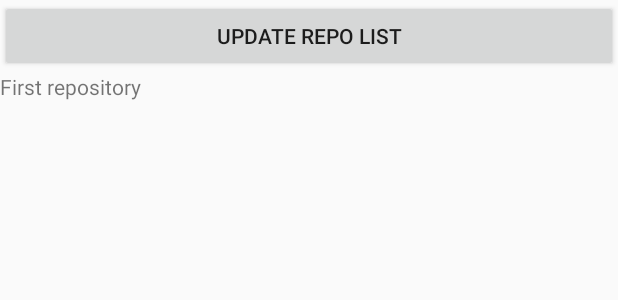
After one commit to DroidSingh89/Training_4_29, an Android app: the layout activity_github.xml on its own in the app's theme, with its tools: preview values and no code run, on a phone screen of 412 x 824 dp. The commit adds this screen. Shown: the top 300 px of the screen. Run offline under Robolectric (Android 15) with nearby library versions, the phone set to English and light mode, and no system bars.

Commit message:
completed MVVM with github actvity

```diff
--- a/app/src/main/java/com/example/training_4_29/BaseActivity.kt
+++ b/app/src/main/java/com/example/training_4_29/BaseActivity.kt
@@ -12,6 +12,7 @@ import androidx.appcompat.widget.Toolbar
 import androidx.core.view.GravityCompat
 import com.example.training_4_29.ui.activity.*
 import com.example.training_4_29.ui.activity.firebase.FirebaseActivity
+import com.example.training_4_29.ui.activity.github.GithubActivity
 import com.google.android.material.navigation.NavigationView
 
 
@@ -111,6 +112,9 @@ open class BaseActivity : AppCompatActivity(), NavigationView.OnNavigationItemSe
                 startActivity(Intent(applicationContext, FirebaseActivity::class.java))
             }
 
+            R.id.github-> {
+                startActivity(Intent(applicationContext, GithubActivity::class.java))
+            }
 
         }
         val drawerLayout: androidx.drawerlayout.widget.DrawerLayout = findViewById(R.id.drawer_layout)
--- /dev/null
+++ b/app/src/main/res/layout/activity_github.xml
@@ -0,0 +1,39 @@
+<?xml version="1.0" encoding="utf-8"?>
+
+<layout
+        xmlns:android="http://schemas.android.com/apk/res/android"
+        xmlns:tools="http://schemas.android.com/tools">
+
+    <data>
+        <variable name="repo" type="com.example.training_4_29.model.entities.github.GithubRepo"/>
+        <variable name="viewmodel" type="com.example.training_4_29.ui.activity.github.GithubViewModel"/>
+
+    </data>
+
+    <LinearLayout
+            android:orientation="vertical"
+            android:layout_width="match_parent"
+            android:layout_height="match_parent"
+            tools:context=".ui.activity.github.GithubActivity">
+
+        <Button
+                android:text="Update repo list"
+                android:id="@+id/btnUpdateRepo"
+                android:layout_width="match_parent" android:layout_height="wrap_content"/>
+
+        <TextView
+                android:text="First repository"
+                android:layout_width="match_parent" android:layout_height="wrap_content"/>
+
+        <!--repo name-->
+        <TextView
+                android:text="@{repo.name}"
+                android:layout_width="match_parent" android:layout_height="wrap_content"/>
+        <!--repo url-->
+        <TextView
+                android:text="@{repo.htmlUrl}"
+                android:layout_width="match_parent" android:layout_height="wrap_content"/>
+
+    </LinearLayout>
+
+</layout>
--- a/app/src/main/res/menu/menu_base.xml
+++ b/app/src/main/res/menu/menu_base.xml
@@ -44,4 +44,8 @@
             android:id="@+id/firebase"
             android:title="Firebase"/>
 
+    <item
+            android:id="@+id/github"
+            android:title="Github"/>
+
 </menu>
```
Also changed, not shown: app/build.gradle (+6 -1 lines), app/src/main/AndroidManifest.xml (+15 -14 lines), app/src/main/java/com/example/training_4_29/model/data/repository/GithubRepository.kt (+16 -0 lines), app/src/main/java/com/example/training_4_29/network/RemoteDataSource.kt (added, +48 -0 lines), app/src/main/java/com/example/training_4_29/ui/activity/github/GithubActivity.kt (added, +35 -0 lines), app/src/main/java/com/example/training_4_29/ui/activity/github/GithubViewModel.kt (added, +14 -0 lines).
